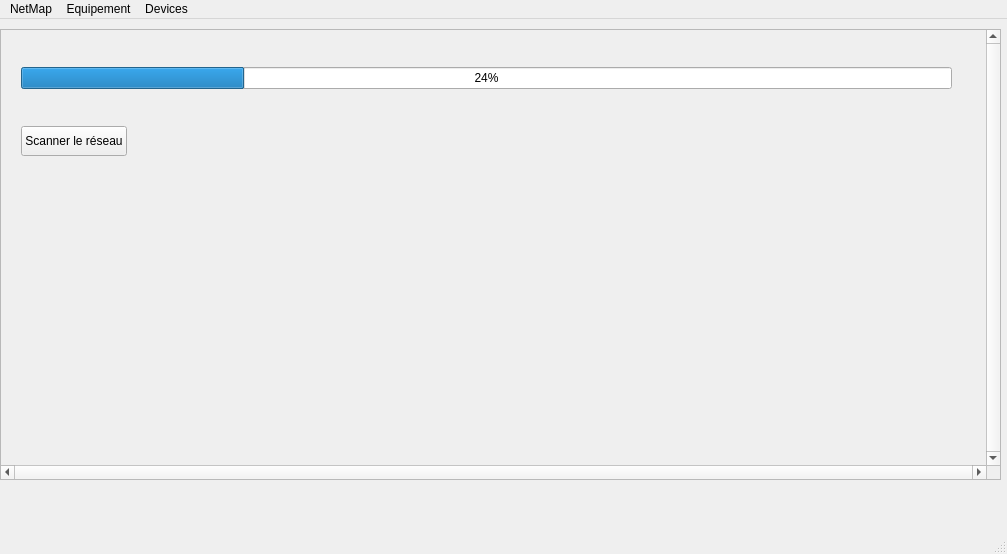
Before: the Qt Designer form Net_map/mainwindow.ui in Traygueur/net_map, drawn with Qt 5.
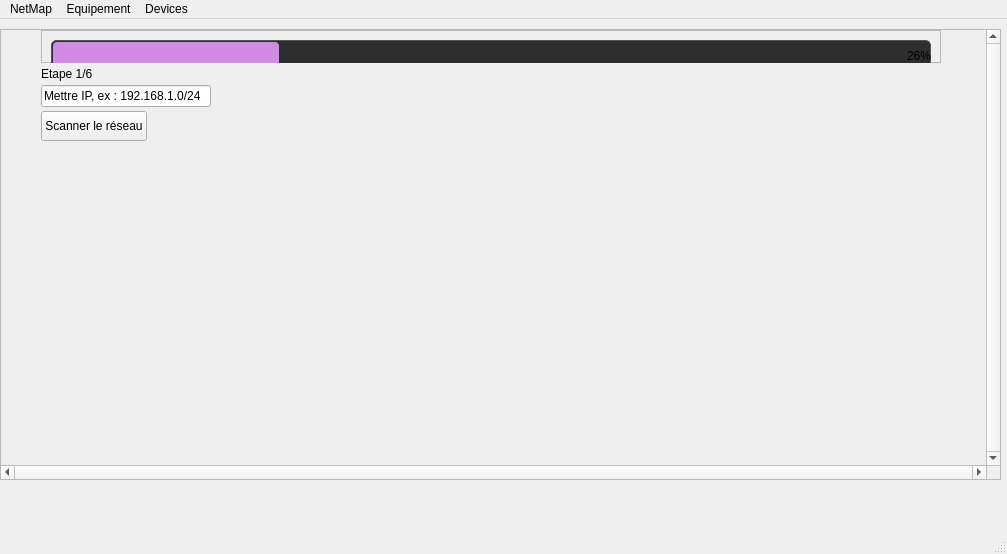
After: the same form once the commit is applied.

```diff
--- a/Net_map/mainwindow.ui
+++ b/Net_map/mainwindow.ui
@@ -136,14 +136,14 @@
        <widget class="QWidget" name="widgetContainer" native="true">
         <property name="geometry">
          <rect>
-          <x>20</x>
+          <x>40</x>
           <y>0</y>
-          <width>931</width>
-          <height>164</height>
+          <width>900</width>
+          <height>111</height>
          </rect>
         </property>
         <property name="sizePolicy">
-         <sizepolicy hsizetype="Fixed" vsizetype="Preferred">
+         <sizepolicy hsizetype="Expanding" vsizetype="Preferred">
           <horstretch>0</horstretch>
           <verstretch>0</verstretch>
          </sizepolicy>
@@ -151,7 +151,7 @@
         <property name="minimumSize">
          <size>
           <width>0</width>
-          <height>164</height>
+          <height>0</height>
          </size>
         </property>
         <property name="layoutDirection">
@@ -159,7 +159,7 @@
         </property>
         <layout class="QVBoxLayout" name="verticalLayout_2">
          <property name="spacing">
-          <number>0</number>
+          <number>4</number>
          </property>
          <property name="sizeConstraint">
           <enum>QLayout::SizeConstraint::SetDefaultConstraint</enum>
@@ -177,18 +177,99 @@
           <number>0</number>
          </property>
          <item>
-          <widget class="QProgressBar" name="progressBar">
-           <property name="enabled">
-            <bool>true</bool>
+          <widget class="QFrame" name="frame">
+           <property name="sizePolicy">
+            <sizepolicy hsizetype="Expanding" vsizetype="Fixed">
+             <horstretch>0</horstretch>
+             <verstretch>0</verstretch>
+            </sizepolicy>
            </property>
+           <property name="minimumSize">
+            <size>
+             <width>900</width>
+             <height>30</height>
+            </size>
+           </property>
+           <property name="frameShape">
+            <enum>QFrame::Shape::StyledPanel</enum>
+           </property>
+           <property name="frameShadow">
+            <enum>QFrame::Shadow::Raised</enum>
+           </property>
+           <layout class="QVBoxLayout" name="verticalLayout">
+            <item>
+             <widget class="QProgressBar" name="progressBar">
+              <property name="enabled">
+               <bool>true</bool>
+              </property>
+              <property name="sizePolicy">
+               <sizepolicy hsizetype="Expanding" vsizetype="Fixed">
+                <horstretch>0</horstretch>
+                <verstretch>0</verstretch>
+               </sizepolicy>
+              </property>
+              <property name="minimumSize">
+               <size>
+                <width>0</width>
+                <height>32</height>
+               </size>
+              </property>
+              <property name="styleSheet">
+               <string notr="true">QProgressBar {
+    min-height: 30px;
+    max-height: 30px;
+    border: 1px solid #555;
+    border-radius: 5px;
+    background-color: #2E2E2E;
+    text-align: right;
+    padding: 0px;
+    margin: 0px;
+}
+
+QProgressBar::chunk {
+    background-color: #D08BE7;
+    margin: 1px;
+    border-radius: 4px;
+}
+</string>
+              </property>
+              <property name="value">
+               <number>26</number>
+              </property>
+             </widget>
+            </item>
+           </layout>
+          </widget>
+         </item>
+         <item>
+          <widget class="QLabel" name="labelStep">
            <property name="sizePolicy">
-            <sizepolicy hsizetype="Preferred" vsizetype="Fixed">
+            <sizepolicy hsizetype="Fixed" vsizetype="Preferred">
              <horstretch>0</horstretch>
              <verstretch>0</verstretch>
             </sizepolicy>
            </property>
-           <property name="value">
-            <number>24</number>
+           <property name="text">
+            <string>Etape 1/6</string>
+           </property>
+          </widget>
+         </item>
+         <item>
+          <widget class="QLineEdit" name="lineEdit">
+           <property name="sizePolicy">
+            <sizepolicy hsizetype="Fixed" vsizetype="Fixed">
+             <horstretch>0</horstretch>
+             <verstretch>0</verstretch>
+            </sizepolicy>
+           </property>
+           <property name="minimumSize">
+            <size>
+             <width>170</width>
+             <height>0</height>
+            </size>
+           </property>
+           <property name="text">
+            <string>Mettre IP, ex : 192.168.1.0/24</string>
            </property>
           </widget>
          </item>
```
